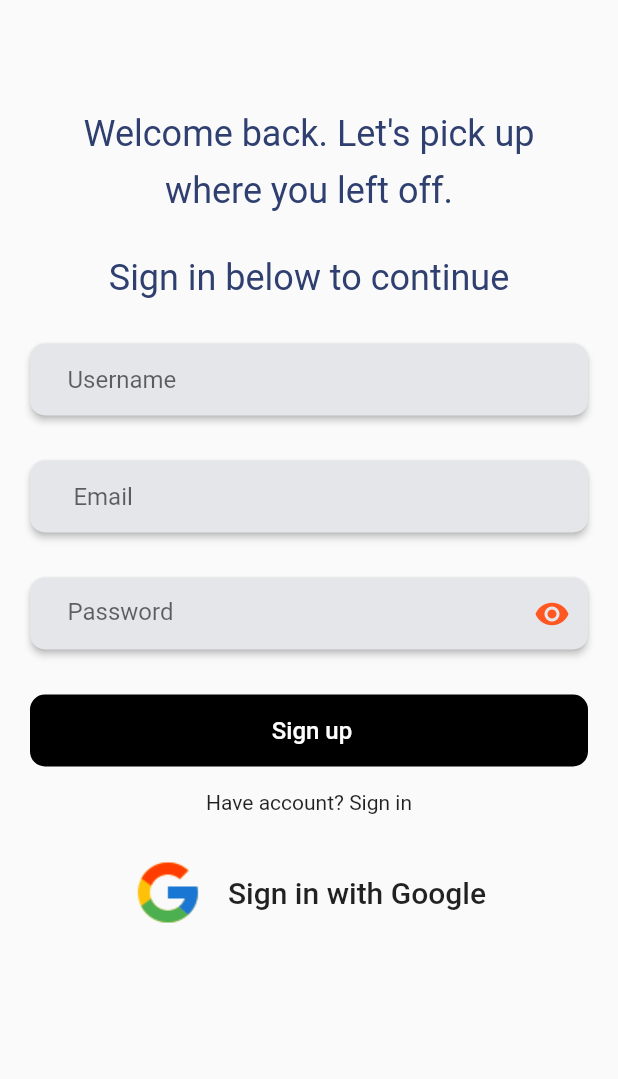
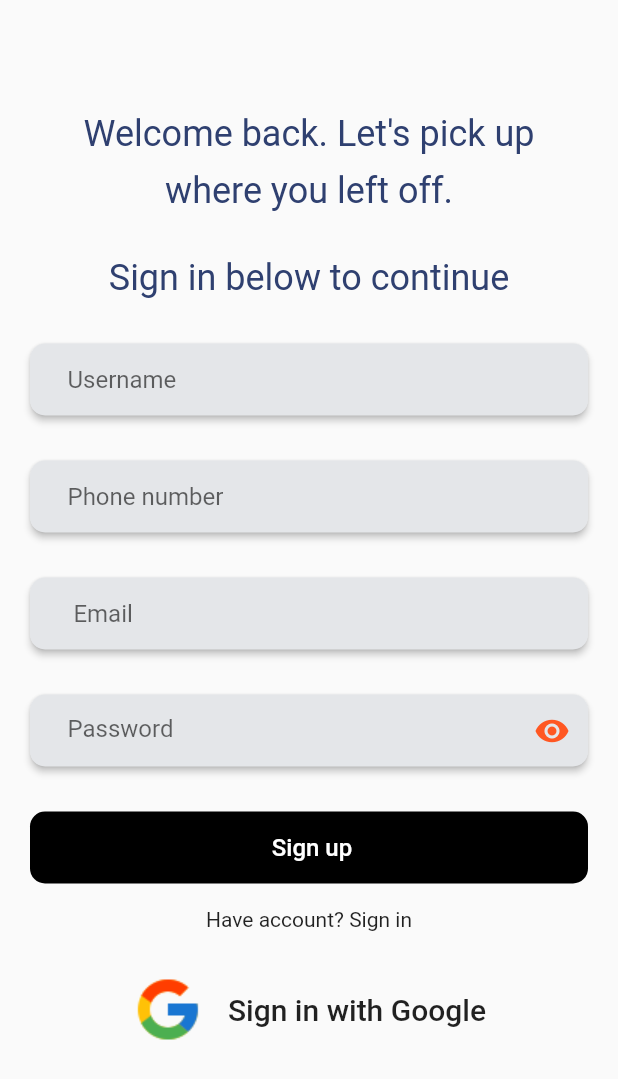
Before and after one commit to PRINCEISAH/Roommate-matcher, a Flutter app: the screen it shows after launch, after a tap on "Login", after a tap on "Sign up", on a phone screen of 412 x 824 dp. Shown: the top 1079 px of the screen. Run offline on Flutter 3.47's test engine with Material 2 defaults, Android fonts, the phone set to English and light mode, and no system bars; our stand-ins replace cloud_firestore, dotted_border, email_validator, equatable, firebase_auth, firebase_storage and 2 more; missing offline and left inert: multi_image_picker; accounts and stored records are empty; Roboto replaces fonts that are missing (Poppins-Medium).

Commit message:
added phone number to signup page

```diff
--- a/lib/core/api_services/auth_api_service.dart
+++ b/lib/core/api_services/auth_api_service.dart
@@ -29,7 +29,10 @@ class AuthApiService {
     );
   }
 
-  Future<FirebaseUser> signUp({String email, String password}) async {
+  Future<FirebaseUser> signUp({
+    String email,
+    String password,
+  }) async {
     await _firebaseAuth.createUserWithEmailAndPassword(
       email: email,
       password: password,
--- a/lib/core/api_services/user_api_services.dart
+++ b/lib/core/api_services/user_api_services.dart
@@ -19,7 +19,8 @@ class UserApiService {
     }
   }
 
-  static Future<User> getUserFromReference(DocumentReference userReference) async {
+  static Future<User> getUserFromReference(
+      DocumentReference userReference) async {
     try {
       DocumentSnapshot userDoc = await userReference.get();
       if (!userDoc.exists) {
@@ -37,12 +38,12 @@ class UserApiService {
   }
 
   ///Create a new user
-  static Future<void> saveUser(FirebaseUser user) async {
+  static Future<void> saveUser(FirebaseUser user, {String phone}) async {
     final member = User(
-      name: user.displayName,
-      email: user.email,
-      displayPic: user.photoUrl,
-    );
+        name: user.displayName,
+        email: user.email,
+        displayPic: user.photoUrl,
+        phone: phone);
     await userDBReference.document(user.uid).setData(member.toJson());
     // It's better to use a transaction for saving of user but because it crashes the app if the connection is poor, we would avoid it
     /*  final TransactionHandler createTransaction =
--- a/lib/core/blocs/login_bloc.dart
+++ b/lib/core/blocs/login_bloc.dart
@@ -38,10 +38,11 @@ class SignUpPressed extends LoginEvent {
   final String username;
   final String email;
   final String password;
-  SignUpPressed(this.username, this.email, this.password);
+  final String phone;
+  SignUpPressed(this.username, this.email, this.phone, this.password);
 
   @override
-  List<Object> get props => [username, email, password];
+  List<Object> get props => [username, email, phone, password];
 
   @override
   String toString() {
@@ -168,7 +169,8 @@ class LoginBloc extends Bloc<LoginEvent, LoginState> {
   Stream<LoginState> _mapSignUpToState(SignUpPressed event) async* {
     yield LoginState.loading();
     try {
-      await _userRepo.signUp(event.username, event.email, event.password);
+      await _userRepo.signUp(
+          event.username, event.email, event.phone, event.password);
       yield LoginState.success();
     } on Exception catch (error) {
       yield LoginState.failure(error.toString());
--- a/lib/core/repository/user_repository.dart
+++ b/lib/core/repository/user_repository.dart
@@ -31,18 +31,22 @@ class UserRepository {
     }
   }
 
-  Future signUp(String username, String email, String password) async {
+  Future signUp(
+      String username, String email, String phone, String password) async {
     UserUpdateInfo updateInfo = UserUpdateInfo();
     updateInfo.displayName = username;
-    FirebaseUser firebaseUser =
-        await _authApi.signUp(email: email, password: password);
+
+    FirebaseUser firebaseUser = await _authApi.signUp(
+      email: email,
+      password: password,
+    );
 
     await firebaseUser.updateProfile(updateInfo);
     await firebaseUser.reload();
     firebaseUser = await FirebaseAuth.instance.currentUser();
     print('This is the  username after upload ${firebaseUser.displayName} ');
 
-    await UserApiService.saveUser(firebaseUser);
+    await UserApiService.saveUser(firebaseUser, phone: phone);
   }
 
   Future<void> resetPassword(String email) => _authApi.resetPassword(email);
--- a/lib/ui/authentication/login_page.dart
+++ b/lib/ui/authentication/login_page.dart
@@ -15,10 +15,14 @@ class LoginPage extends StatefulWidget {
 
 class _LoginPageState extends State<LoginPage> {
   GlobalKey<FormState> _loginFormKey = new GlobalKey();
-  FocusNode _passwordFocusNode, _loginFocusNode, _emailFocusNode;
+  FocusNode _passwordFocusNode,
+      _loginFocusNode,
+      _emailFocusNode,
+      _phoneFocusNode;
   bool _isShowPassWord = false;
   TextEditingController _email = TextEditingController(text: "");
   TextEditingController _username = TextEditingController(text: "");
+  TextEditingController _phone = TextEditingController(text: "");
 
   TextEditingController _password = TextEditingController(text: "");
 
@@ -31,6 +35,7 @@ class _LoginPageState extends State<LoginPage> {
     _passwordFocusNode = FocusNode();
     _loginFocusNode = FocusNode();
     _emailFocusNode = FocusNode();
+    _phoneFocusNode = FocusNode();
   }
 
   void _showPassWord() {
@@ -49,8 +54,8 @@ class _LoginPageState extends State<LoginPage> {
     if (_loginFormKey.currentState.validate()) {
       _loginFormKey.currentState.save();
       if (!_isLogin) {
-        BlocProvider.of<LoginBloc>(context)
-            .add(SignUpPressed(_username.text, _email.text, _password.text));
+        BlocProvider.of<LoginBloc>(context).add(SignUpPressed(
+            _username.text, _email.text, _phone.text, _password.text));
       } else {
         BlocProvider.of<LoginBloc>(context)
             .add(LoginWithCredentialsPressed(_email.text, _password.text));
@@ -120,7 +125,7 @@ class _LoginPageState extends State<LoginPage> {
                             key: UniqueKey(),
                             controller: _username,
                             onEditingComplete: () => FocusScope.of(context)
-                                .requestFocus(_emailFocusNode),
+                                .requestFocus(_phoneFocusNode),
                             validator: (String value) {
                               return value.isNotEmpty
                                   ? null
@@ -129,8 +134,47 @@ class _LoginPageState extends State<LoginPage> {
                             onSaved: (value) {
                               this._username.text = value;
                             },
+                            keyboardType: TextInputType.text,
+                            textInputAction: TextInputAction.next,
                             decoration: InputDecoration(
                                 hintText: "Username",
+                                border: InputBorder.none,
+                                contentPadding: EdgeInsets.symmetric(
+                                    horizontal: 25, vertical: 13)),
+                          ),
+                        ),
+                      ),
+                    if (!_isLogin)
+                      SizedBox(
+                        height: 30,
+                      ),
+                    if (!_isLogin)
+                      Padding(
+                        padding: EdgeInsets.symmetric(
+                            horizontal: _horizontalPadding),
+                        child: Material(
+                          color: Color(0xffE4E6E9),
+                          elevation: 2.0,
+                          borderRadius: BorderRadius.all(Radius.circular(10)),
+                          child: TextFormField(
+                            key: UniqueKey(),
+                            controller: _phone,
+                            focusNode: _phoneFocusNode,
+                            onEditingComplete: () => FocusScope.of(context)
+                                .requestFocus(_emailFocusNode),
+                            // Todo add a good phone validation
+                            validator: (String value) {
+                              return value.isNotEmpty
+                                  ? null
+                                  : "Please Enter a Valid Phone Number";
+                            },
+                            onSaved: (value) {
+                              this._phone.text = value;
+                            },
+                            keyboardType: TextInputType.phone,
+                            textInputAction: TextInputAction.next,
+                            decoration: InputDecoration(
+                                hintText: "Phone number",
                                 border: InputBorder.none,
                                 contentPadding: EdgeInsets.symmetric(
                                     horizontal: 25, vertical: 13)),
@@ -162,6 +206,8 @@ class _LoginPageState extends State<LoginPage> {
                           onSaved: (value) {
                             this._email.text = value;
                           },
+                          keyboardType: TextInputType.emailAddress,
+                          textInputAction: TextInputAction.next,
                           decoration: InputDecoration(
                               hintText: " Email",
                               border: InputBorder.none,
@@ -194,6 +240,8 @@ class _LoginPageState extends State<LoginPage> {
                             this._password.text = value;
                           },
                           obscureText: !_isShowPassWord,
+                          keyboardType: TextInputType.text,
+                          textInputAction: TextInputAction.done,
                           decoration: InputDecoration(
                               hintText: "Password",
                               suffixIcon: IconButton(
--- a/lib/ui/chat/chat_screen.dart
+++ b/lib/ui/chat/chat_screen.dart
@@ -65,7 +65,6 @@ class _ChatScreenState extends State<ChatScreen> {
                   .copyWith(color: Colors.black),
             ),
         actions: <Widget>[
-          // TODO: Include call function
           IconButton(
               icon: Icon(Icons.call),
               onPressed: () => makePhoneCall(widget.peer.phone)),
```
